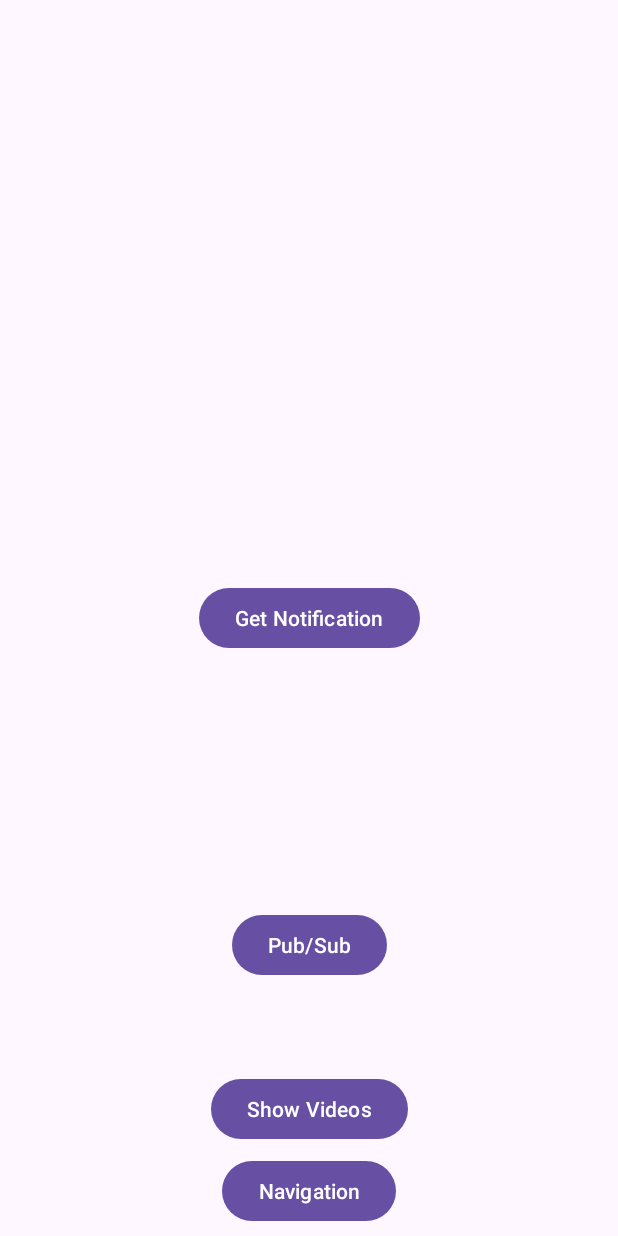
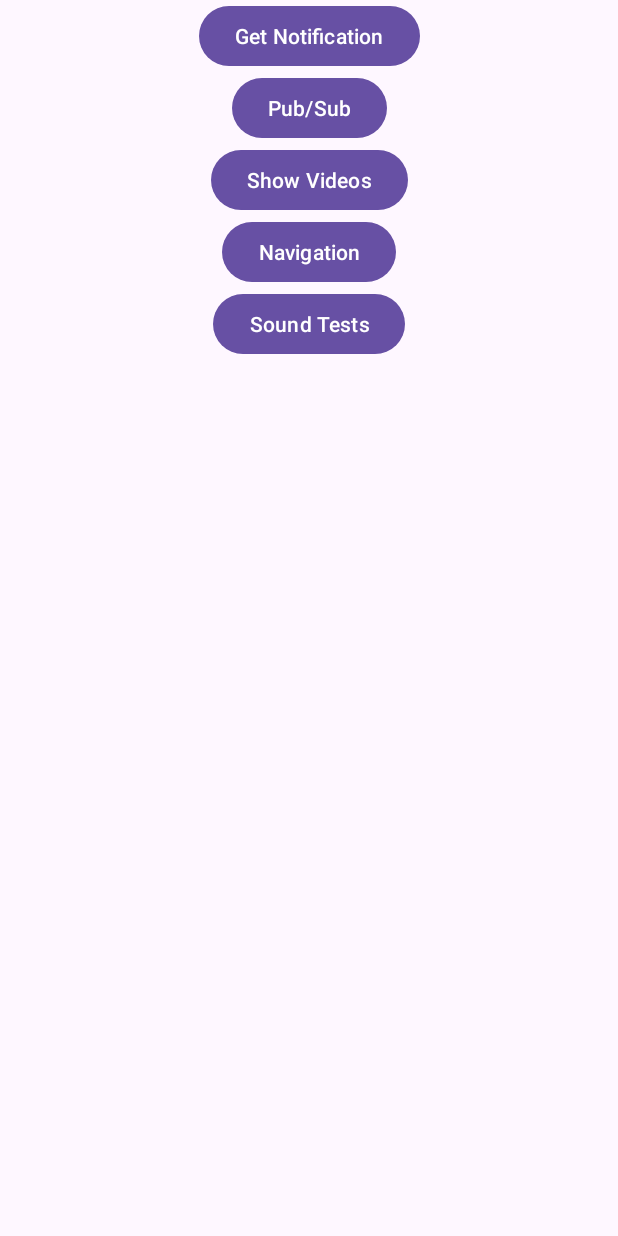
Before and after one commit to dashIink/MobileDevFinalAssignment, an Android app: the SecretButtonsActivity screen opened directly, with no data from a screen before it, on a phone screen of 412 x 824 dp. Run offline under Robolectric (Android 15) with nearby library versions, the phone set to English and light mode, and no system bars.

Commit message:
sound test

```diff
--- a/MobileAppFinal/app/build.gradle
+++ b/MobileAppFinal/app/build.gradle
@@ -1,6 +1,7 @@
 plugins {
     id 'com.android.application'
     id 'org.jetbrains.kotlin.android'
+    id 'com.google.gms.google-services'
 }
 
 android {
@@ -39,6 +40,7 @@ dependencies {
     implementation 'androidx.appcompat:appcompat:1.6.1'
     implementation 'com.google.android.material:material:1.5.0'
     implementation 'androidx.constraintlayout:constraintlayout:2.1.4'
+    // implementation 'com.google.firebase:firebase-auth:21.1.0'
     testImplementation 'junit:junit:4.13.2'
     androidTestImplementation 'androidx.test.ext:junit:1.1.5'
     androidTestImplementation 'androidx.test.espresso:espresso-core:3.5.1'
--- a/MobileAppFinal/app/src/main/java/com/example/mobileappfinal/SecretButtonsActivity.kt
+++ b/MobileAppFinal/app/src/main/java/com/example/mobileappfinal/SecretButtonsActivity.kt
@@ -61,6 +61,11 @@ class SecretButtonsActivity : AppCompatActivity() {
             startActivity(intent)
         }
 
+        findViewById<Button>(R.id.button7).setOnClickListener {
+            val intent = Intent(this, SoundPlayActivity::class.java)
+            startActivity(intent)
+        }
+
     }
     private fun createNotificationChannel(): NotificationManager? {
         // Create the NotificationChannel, but only on API 26+ because
--- a/MobileAppFinal/app/src/main/res/layout/activity_secret_buttons.xml
+++ b/MobileAppFinal/app/src/main/res/layout/activity_secret_buttons.xml
@@ -1,5 +1,6 @@
 <?xml version="1.0" encoding="utf-8"?>
-<androidx.constraintlayout.widget.ConstraintLayout xmlns:android="http://schemas.android.com/apk/res/android"
+<androidx.constraintlayout.widget.ConstraintLayout
+    xmlns:android="http://schemas.android.com/apk/res/android"
     xmlns:app="http://schemas.android.com/apk/res-auto"
     xmlns:tools="http://schemas.android.com/tools"
     android:layout_width="match_parent"
@@ -11,10 +12,9 @@
         android:layout_width="wrap_content"
         android:layout_height="wrap_content"
         android:text="Get Notification"
-        app:layout_constraintBottom_toBottomOf="parent"
-        app:layout_constraintEnd_toEndOf="parent"
+        app:layout_constraintTop_toTopOf="parent"
         app:layout_constraintStart_toStartOf="parent"
-        app:layout_constraintTop_toTopOf="parent" />
+        app:layout_constraintEnd_toEndOf="parent" />
 
     <Button
         android:id="@+id/button2"
@@ -23,9 +23,7 @@
         android:text="Pub/Sub"
         app:layout_constraintTop_toBottomOf="@+id/button"
         app:layout_constraintStart_toStartOf="parent"
-        app:layout_constraintEnd_toEndOf="parent"
-        app:layout_constraintBottom_toBottomOf="parent"
-        tools:layout_editor_absoluteX="159dp" />
+        app:layout_constraintEnd_toEndOf="parent" />
 
     <Button
         android:id="@+id/button3"
@@ -34,8 +32,7 @@
         android:text="Show Videos"
         app:layout_constraintTop_toBottomOf="@+id/button2"
         app:layout_constraintStart_toStartOf="parent"
-        app:layout_constraintEnd_toEndOf="parent"
-        app:layout_constraintBottom_toBottomOf="parent" />
+        app:layout_constraintEnd_toEndOf="parent" />
 
     <Button
         android:id="@+id/button4"
@@ -44,6 +41,15 @@
         android:text="Navigation"
         app:layout_constraintTop_toBottomOf="@+id/button3"
         app:layout_constraintStart_toStartOf="parent"
-        app:layout_constraintEnd_toEndOf="parent"
-        app:layout_constraintBottom_toBottomOf="parent" />
+        app:layout_constraintEnd_toEndOf="parent" />
+
+    <Button
+        android:id="@+id/button7"
+        android:layout_width="wrap_content"
+        android:layout_height="wrap_content"
+        android:text="Sound Tests"
+        app:layout_constraintTop_toBottomOf="@+id/button4"
+        app:layout_constraintStart_toStartOf="parent"
+        app:layout_constraintEnd_toEndOf="parent" />
+
 </androidx.constraintlayout.widget.ConstraintLayout>
--- a/MobileAppFinal/build.gradle
+++ b/MobileAppFinal/build.gradle
@@ -1,4 +1,8 @@
-// Top-level build file where you can add configuration options common to all sub-projects/modules.
+buildscript {
+    dependencies {
+        classpath 'com.google.gms:google-services:4.3.14'
+    }
+}// Top-level build file where you can add configuration options common to all sub-projects/modules.
 plugins {
     id 'com.android.application' version '8.0.1' apply false
     id 'com.android.library' version '8.0.1' apply false
```
Also changed, not shown: MobileAppFinal/app/src/main/AndroidManifest.xml (+9 -0 lines), MobileAppFinal/app/src/main/java/com/example/mobileappfinal/SoundPlayActivity.kt (added, +36 -0 lines), MobileAppFinal/app/src/main/res/layout/activity_sound_play.xml (added, +17 -0 lines), 3 other files.
